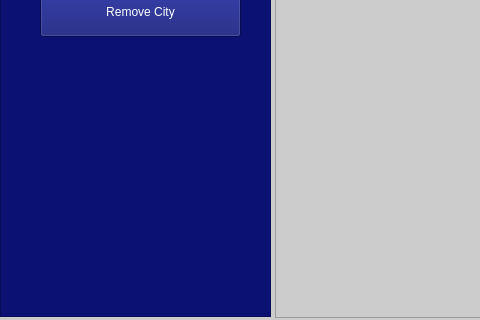
Above: Admin.ui from AbdulRehmani2/Route-Optimization-System before the change; both pictures show x 0 to 480 and y 504 to 824 of the 1117 by 824 pixel window. Below: the same form after it.
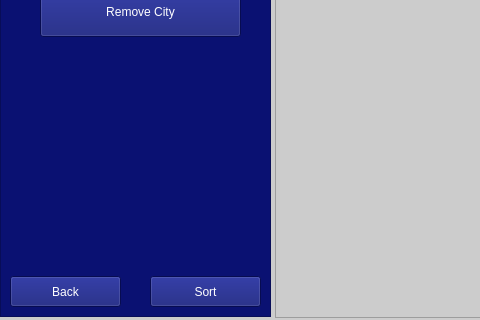
That is the form after the change. Icons and pictures are not drawn.

Patch:
```diff
--- a/Admin.ui
+++ b/Admin.ui
@@ -156,6 +156,42 @@
      <string>Add User</string>
     </property>
    </widget>
+   <widget class="QPushButton" name="sortbtn">
+    <property name="geometry">
+     <rect>
+      <x>150</x>
+      <y>650</y>
+      <width>111</width>
+      <height>31</height>
+     </rect>
+    </property>
+    <property name="styleSheet">
+     <string notr="true">padding: 5px;
+background-color: #0A1172;
+color: white;</string>
+    </property>
+    <property name="text">
+     <string>Sort</string>
+    </property>
+   </widget>
+   <widget class="QPushButton" name="backbtn">
+    <property name="geometry">
+     <rect>
+      <x>10</x>
+      <y>650</y>
+      <width>111</width>
+      <height>31</height>
+     </rect>
+    </property>
+    <property name="styleSheet">
+     <string notr="true">padding: 5px;
+background-color: #0A1172;
+color: white;</string>
+    </property>
+    <property name="text">
+     <string>Back</string>
+    </property>
+   </widget>
   </widget>
   <widget class="QTableWidget" name="tableWidget">
    <property name="geometry">
```
